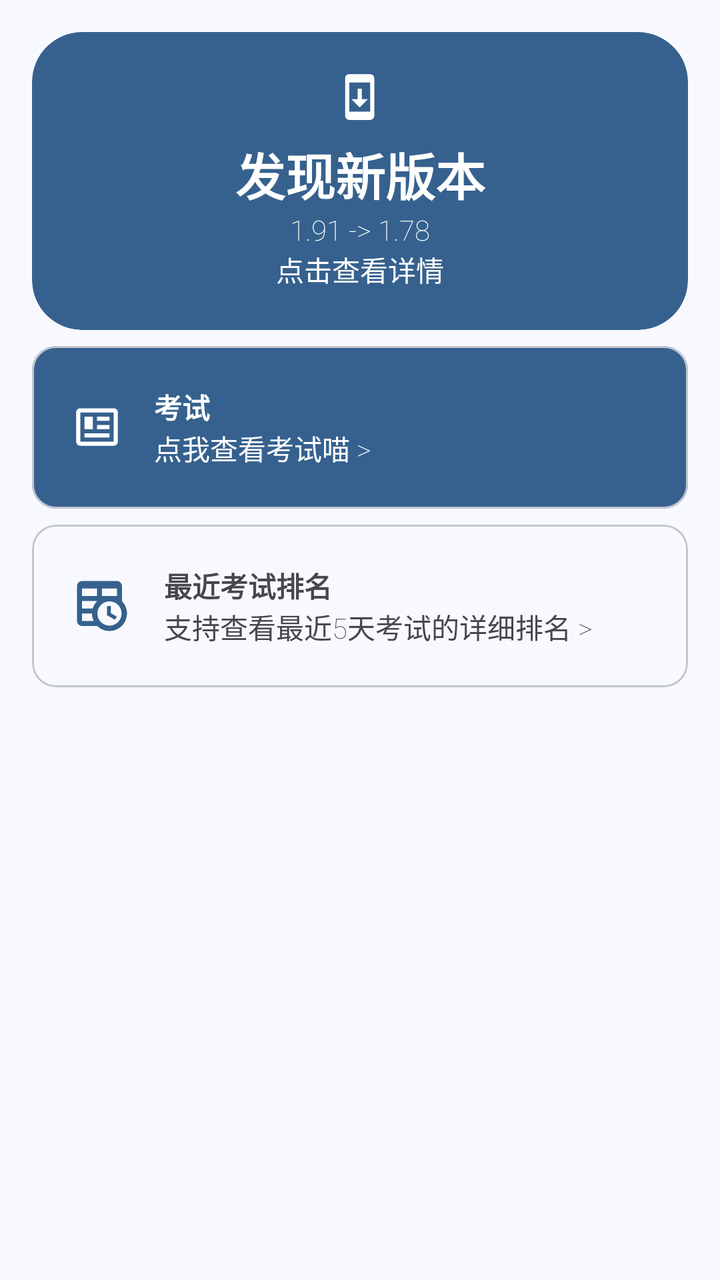
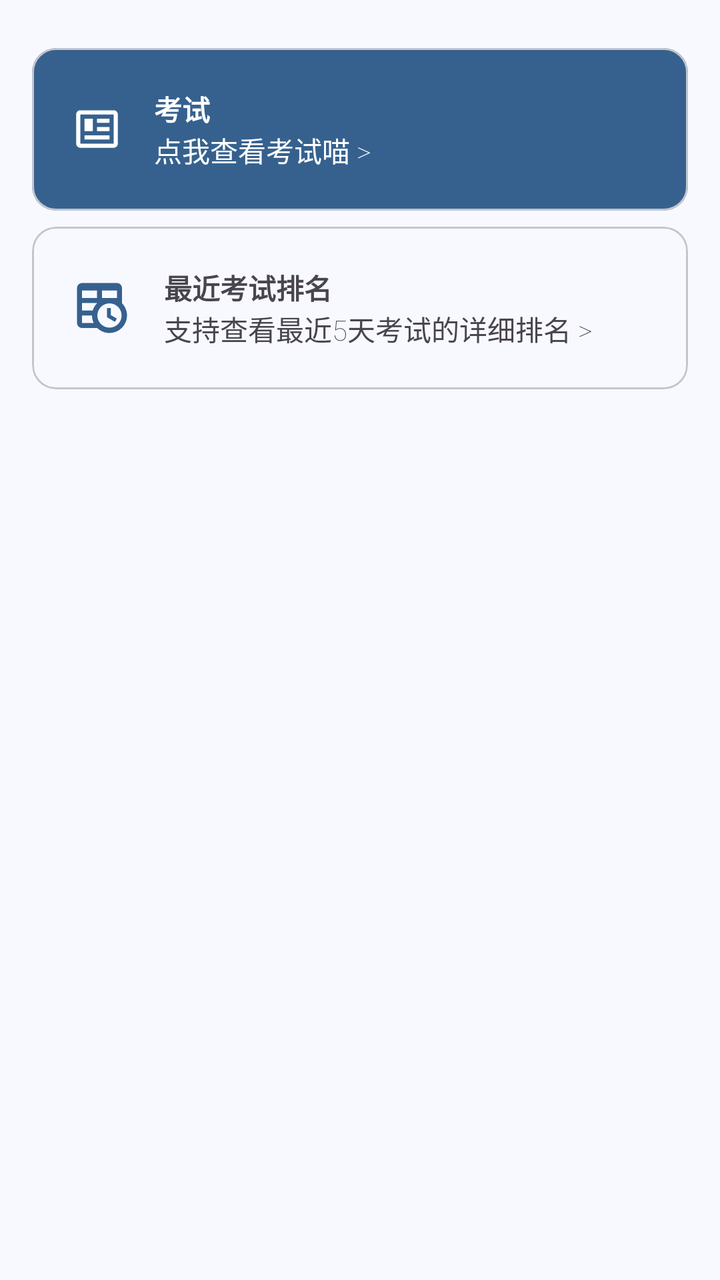

The first picture is an Android layout as it rendered before a commit; the second is the same layout after the commit. The layout source and the unified diff follow.
<!-- AndroidManifest.xml: application theme AppTheme -->
<!-- res/layout/fragment_home.xml -->
<?xml version="1.0" encoding="utf-8"?>
<androidx.coordinatorlayout.widget.CoordinatorLayout
    xmlns:android="http://schemas.android.com/apk/res/android"
    xmlns:app="http://schemas.android.com/apk/res-auto"
    android:layout_height="match_parent"
    android:layout_width="match_parent"
    android:id="@+id/coordinator">

    <androidx.core.widget.NestedScrollView
        android:layout_height="match_parent"
        android:layout_width="match_parent"
        app:layout_behavior="com.google.android.material.appbar.AppBarLayout$ScrollingViewBehavior">

        <LinearLayout
            android:layout_height="wrap_content"
            android:layout_width="match_parent"
            android:padding="16dp"
            android:orientation="vertical">

            <com.google.android.material.card.MaterialCardView
                android:layout_height="wrap_content"
                android:layout_width="match_parent"
                app:strokeWidth="0dp"
                app:cardBackgroundColor="@color/md_theme_primary"
                app:cardCornerRadius="25dp">

                <LinearLayout
                    android:layout_height="wrap_content"
                    android:layout_width="match_parent"
                    android:gravity="center"
                    android:padding="20dp"
                    android:orientation="vertical">

                    <ImageView
                        android:layout_height="25dp"
                        android:layout_width="25dp"
                        android:src="@drawable/ic_update"
                        android:scaleType="fitCenter"
                        android:tint="?attr/colorOnPrimary" />

                    <LinearLayout
                        android:layout_height="wrap_content"
                        android:layout_width="match_parent"
                        android:gravity="left|center"
                        android:orientation="vertical"
                        android:layout_marginTop="8dp">

                        <TextView
                            android:layout_height="wrap_content"
                            android:layout_width="match_parent"
                            android:gravity="center"
                            android:textSize="25sp"
                            android:textColor="?attr/colorOnPrimary"
                            android:textStyle="bold"
                            android:text="发现新版本" />

                        <TextView
                            android:layout_height="wrap_content"
                            android:layout_width="match_parent"
                            android:gravity="center"
                            android:fontFamily="sans-serif-thin"
                            android:textColor="?attr/colorOnPrimary"
                            android:text="1.91 -> 1.78" />

                    </LinearLayout>

                    <TextView
                            android:layout_height="wrap_content"
                            android:layout_width="match_parent"
                            android:gravity="center"
                            android:fontFamily="sans-serif-thin"
                            android:textColor="?attr/colorOnPrimary"
                            android:text="点击查看详情" />

                </LinearLayout>

            </com.google.android.material.card.MaterialCardView>

            <com.google.android.material.card.MaterialCardView
                android:layout_height="wrap_content"
                android:layout_width="match_parent"
                app:cardBackgroundColor="?attr/colorPrimary"
                android:layout_marginTop="8dp"
                android:id="@+id/exam">

                <LinearLayout
                    android:layout_height="wrap_content"
                    android:layout_width="match_parent"
                    android:gravity="center"
                    android:padding="20dp"
                    android:orientation="horizontal">

                    <ImageView
                        android:layout_height="25dp"
                        android:layout_width="25dp"
                        android:src="@drawable/ic_exam"
                        android:scaleType="fitCenter"
                        android:layout_marginRight="16dp"
                        android:tint="?attr/colorOnPrimary" />

                    <LinearLayout
                        android:layout_height="wrap_content"
                        android:layout_width="match_parent"
                        android:gravity="left|center"
                        android:orientation="vertical">

                        <TextView
                            android:layout_height="wrap_content"
                            android:layout_width="match_parent"
                            android:textColor="?attr/colorOnPrimary"
                            android:textStyle="bold"
                            android:text="考试" />

                        <TextView
                            android:layout_height="wrap_content"
                            android:layout_width="match_parent"
                            android:fontFamily="sans-serif-thin"
                            android:textColor="?attr/colorOnPrimary"
                            android:text="点我查看考试喵 >" />

                    </LinearLayout>

                </LinearLayout>

            </com.google.android.material.card.MaterialCardView>

            <com.google.android.material.card.MaterialCardView
                android:layout_height="wrap_content"
                android:layout_width="match_parent"
                android:layout_marginTop="8dp"
                android:id="@+id/lastExam">

                <LinearLayout
                    android:layout_height="match_parent"
                    android:layout_width="match_parent"
                    android:gravity="center_vertical"
                    android:padding="20dp"
                    android:orientation="horizontal">

                    <ImageView
                        android:layout_height="30dp"
                        android:layout_width="30dp"
                        android:src="@drawable/ic_lasttime"
                        android:layout_marginRight="16dp"
                        android:tint="@color/md_theme_primary" />

                    <LinearLayout
                        android:layout_height="wrap_content"
                        android:layout_width="match_parent"
                        android:gravity="center_vertical"
                        android:orientation="vertical">

                        <TextView
                            android:layout_height="wrap_content"
                            android:layout_width="wrap_content"
                            android:textStyle="bold"
                            android:text="最近考试排名" />

                        <TextView
                            android:layout_height="wrap_content"
                            android:layout_width="wrap_content"
                            android:fontFamily="sans-serif-thin"
                            android:text="支持查看最近5天考试的详细排名 >" />

                    </LinearLayout>

                </LinearLayout>

            </com.google.android.material.card.MaterialCardView>

        </LinearLayout>

    </androidx.core.widget.NestedScrollView>

</androidx.coordinatorlayout.widget.CoordinatorLayout>
<!-- resources referenced by this layout -->
<resources>
  <color name="md_theme_primary">#36618E</color>
  <!-- drawable ic_exam (drawable) -->
  <vector
  	xmlns:android="http://schemas.android.com/apk/res/android"
  	android:width="50dp"
  	android:height="50dp"
  	android:viewportHeight="24"
  	android:viewportWidth="24">
  
  		<path
  			android:fillColor="#ff000000"
  			android:pathData="M20,5L20,19L4,19L4,5H20M20,3H4C2.89,3 2,3.89 2,5V19C2,20.11 2.89,21 4,21H20C21.11,21 22,20.11 22,19V5C22,3.89 21.11,3 20,3M18,15H6V17H18V15M10,7H6V13H10V7M12,9H18V7H12V9M18,11H12V13H18V11Z"/>
  
  </vector>
  <!-- drawable ic_update (drawable) -->
  <vector
  	xmlns:android="http://schemas.android.com/apk/res/android"
  	android:width="50dp"
  	android:height="50dp"
  	android:viewportHeight="24"
  	android:viewportWidth="24">
  
  		<path
  			android:fillColor="#ff000000"
  			android:pathData="M17,1H7A2,2 0,0 0,5 3V21A2,2 0,0 0,7 23H17A2,2 0,0 0,19 21V3A2,2 0,0 0,17 1M17,19H7V5H17V19M16,13H13V8H11V13H8L12,17L16,13Z"/>
  
  </vector>
  <color name="md_theme_onPrimary">#FFFFFF</color>
  <color name="md_theme_primaryContainer">#D1E4FF</color>
  <color name="md_theme_onPrimaryContainer">#1A4975</color>
  <color name="md_theme_secondary">#535F70</color>
  <color name="md_theme_onSecondary">#FFFFFF</color>
  <color name="md_theme_secondaryContainer">#D7E3F8</color>
  <color name="md_theme_onSecondaryContainer">#3B4858</color>
  <color name="md_theme_tertiary">#6B5778</color>
  <color name="md_theme_onTertiary">#FFFFFF</color>
  <color name="md_theme_tertiaryContainer">#F3DAFF</color>
  <color name="md_theme_onTertiaryContainer">#523F5F</color>
  <color name="md_theme_error">#BA1A1A</color>
  <color name="md_theme_onError">#FFFFFF</color>
  <color name="md_theme_errorContainer">#FFDAD6</color>
  <color name="md_theme_onErrorContainer">#93000A</color>
  <color name="md_theme_background">#F8F9FF</color>
  <color name="md_theme_onBackground">#191C20</color>
  <color name="md_theme_surface">#F8F9FF</color>
  <color name="md_theme_onSurface">#191C20</color>
  <color name="md_theme_surfaceVariant">#DFE2EB</color>
  <color name="md_theme_onSurfaceVariant">#43474E</color>
  <color name="md_theme_outline">#73777F</color>
  <color name="md_theme_outlineVariant">#C3C6CF</color>
  <color name="md_theme_inverseSurface">#2E3135</color>
  <color name="md_theme_inverseOnSurface">#EFF0F7</color>
  <color name="md_theme_inversePrimary">#A0CAFD</color>
  <color name="md_theme_primaryFixed">#D1E4FF</color>
  <color name="md_theme_onPrimaryFixed">#001D36</color>
  <color name="md_theme_primaryFixedDim">#A0CAFD</color>
  <color name="md_theme_onPrimaryFixedVariant">#1A4975</color>
  <color name="md_theme_secondaryFixed">#D7E3F8</color>
  <color name="md_theme_onSecondaryFixed">#101C2B</color>
  <color name="md_theme_secondaryFixedDim">#BBC7DB</color>
  <color name="md_theme_onSecondaryFixedVariant">#3B4858</color>
  <color name="md_theme_tertiaryFixed">#F3DAFF</color>
  <color name="md_theme_onTertiaryFixed">#251431</color>
  <color name="md_theme_tertiaryFixedDim">#D7BEE4</color>
  <color name="md_theme_onTertiaryFixedVariant">#523F5F</color>
  <color name="md_theme_surfaceDim">#D8DAE0</color>
  <color name="md_theme_surfaceBright">#F8F9FF</color>
  <color name="md_theme_surfaceContainerLowest">#FFFFFF</color>
  <color name="md_theme_surfaceContainerLow">#F2F3FA</color>
  <color name="md_theme_surfaceContainer">#ECEEF4</color>
  <color name="md_theme_surfaceContainerHigh">#E6E8EE</color>
  <color name="md_theme_surfaceContainerHighest">#E1E2E8</color>
  <!-- unchanged entries left out for length: 2 -->
</resources>

<!-- the commit's change to res/layout/fragment_home.xml (unified diff, before → after) -->
@@ -18,9 +18,11 @@
             android:orientation="vertical">
 
             <com.google.android.material.card.MaterialCardView
+                android:id="@+id/update_card"
                 android:layout_height="wrap_content"
                 android:layout_width="match_parent"
                 app:strokeWidth="0dp"
+                android:visibility="gone"
                 app:cardBackgroundColor="@color/md_theme_primary"
                 app:cardCornerRadius="25dp">
 
@@ -55,12 +57,13 @@
                             android:text="发现新版本" />
 
                         <TextView
+                            android:id="@+id/update_version_text"
                             android:layout_height="wrap_content"
                             android:layout_width="match_parent"
                             android:gravity="center"
                             android:fontFamily="sans-serif-thin"
                             android:textColor="?attr/colorOnPrimary"
-                            android:text="1.91 -> 1.78" />
+                            android:text="" />
 
                     </LinearLayout>
 
